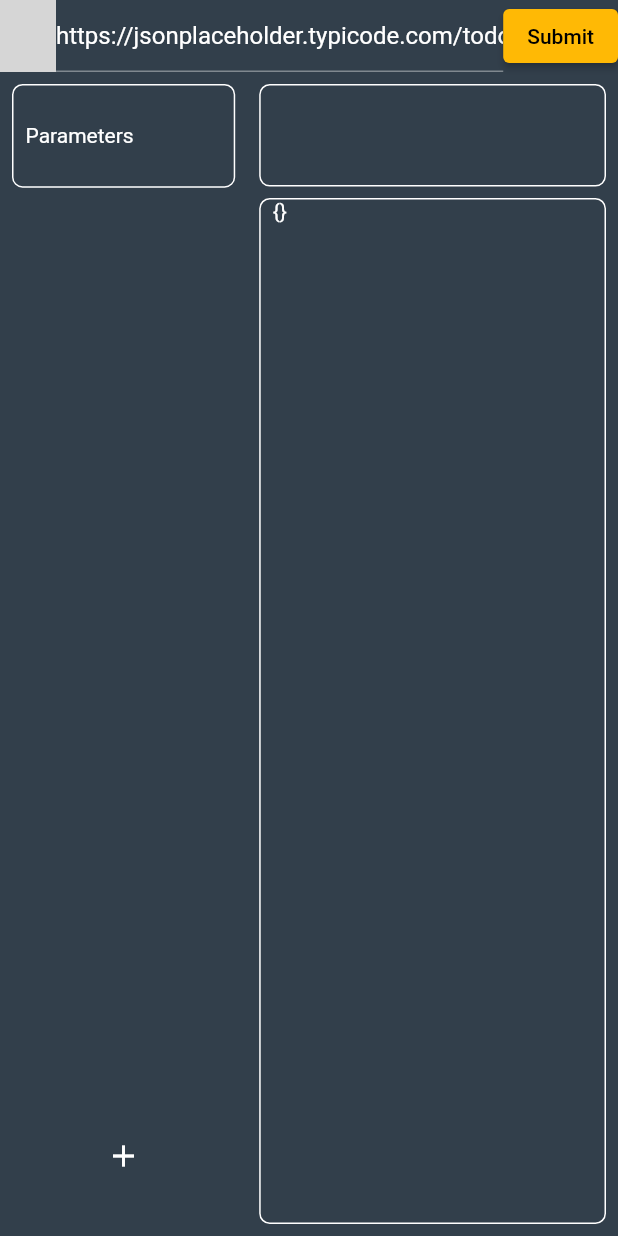
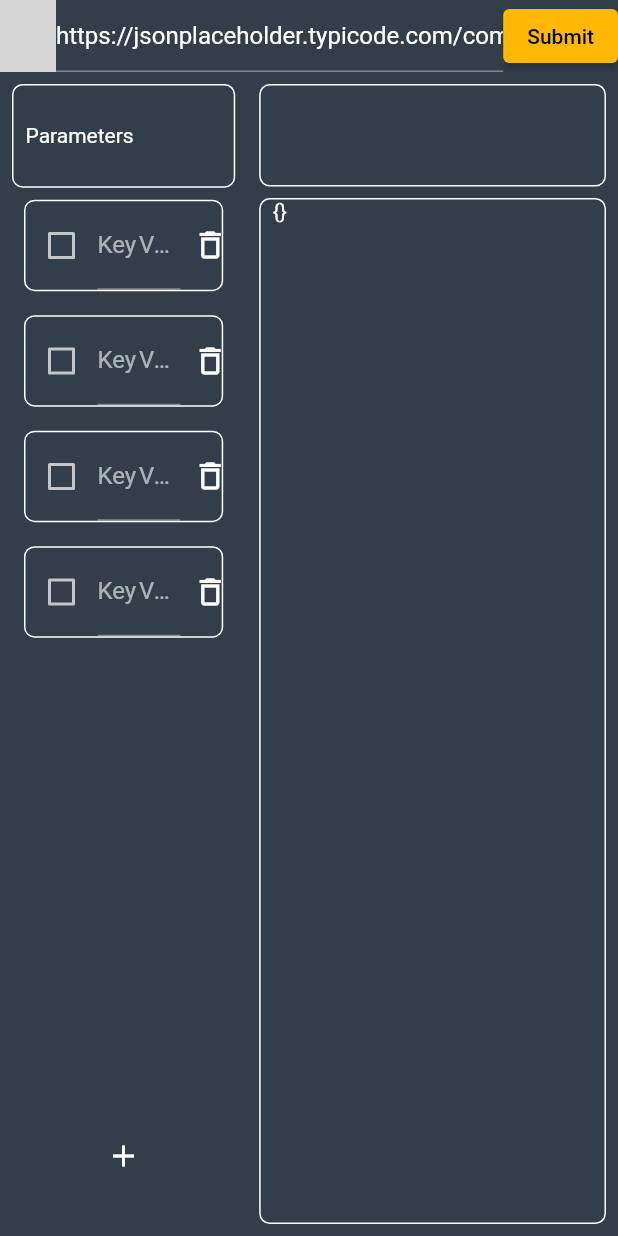
Before and after one commit to mayankkushal/dune, a Flutter app: the screen it shows after launch, on a phone screen of 412 x 824 dp. Run offline on Flutter 3.47's test engine with Material 2 defaults, Android fonts, the phone set to English and light mode, and no system bars; our stand-ins replace flutter_hooks, get, get_storage; missing offline and left inert: search_choices; Roboto replaces fonts that are missing (Montserrat); grey boxes are pictures that could not be loaded.

Commit message:
connect query parameter

```diff
--- a/lib/screens/home/home.dart
+++ b/lib/screens/home/home.dart
@@ -3,58 +3,102 @@ import 'package:flutter_hooks/flutter_hooks.dart';
 import 'package:http/http.dart' as http;
 import 'package:postwoman/screens/home/parameter_input.dart';
 import 'package:postwoman/screens/home/url_section.dart';
+import 'package:provider/provider.dart';
 
 import 'main_section.dart';
 
+enum ParameterInputType { query }
+
+class ParameterInputController with ChangeNotifier {
+  Map<Widget, Map<dynamic, dynamic>> queryParamMap = {};
+
+  Map initialData = {
+    ParameterInputType.query: {'isActive': false, 'key': "", 'value': ""}
+  };
+
+  void removeParameterInput(
+      Map<Widget, Map<dynamic, dynamic>> parameterMap, Widget input) {
+    parameterMap.remove(input);
+    notifyListeners();
+  }
+
+  void addParameterInput(
+      Map<Widget, Map<dynamic, dynamic>> parameterMap, dynamic initial) {
+    parameterMap[new ParameterInput(key: UniqueKey())] = Map.from(initial);
+    notifyListeners();
+  }
+
+  Map<Widget, Map<dynamic, dynamic>> getParameterMap(ParameterInputType type) {
+    switch (type) {
+      case ParameterInputType.query:
+        return queryParamMap;
+    }
+  }
+
+  void addParameter(ParameterInputType type, {count: 1}) {
+    for (var i = 0; i < count; i++) {
+      addParameterInput(
+          getParameterMap(type), initialData[ParameterInputType.query]);
+    }
+  }
+
+  void removeParameter(ParameterInputType type, Widget input) {
+    removeParameterInput(getParameterMap(type), input);
+  }
+
+  void updateValue(
+      ParameterInputType type, Widget input, String key, dynamic value) {
+    getParameterMap(type)[input]![key] = value;
+    notifyListeners();
+  }
+
+  dynamic getValue(ParameterInputType type, Widget input, String key) {
+    return getParameterMap(type)[input]![key];
+  }
+}
+
 class Home extends HookWidget {
-  final urlInputController = TextEditingController();
   final _parameterFormKey = GlobalKey<FormState>();
-
+  final ParameterInputController parameterInputController =
+      ParameterInputController();
   List<String?> keyList = [null];
   List<String?> valueList = [null];
 
   @override
   Widget build(BuildContext context) {
-    final parameterList = useState([]);
     final ValueNotifier<http.Response?> response = useState(null);
+    final urlInputController = useTextEditingController();
 
     useEffect(() {
-      urlInputController.text = "https://jsonplaceholder.typicode.com/todos/1";
+      urlInputController.text = "https://jsonplaceholder.typicode.com/comments";
     });
-
-    void removeParameterInput(Widget input) {
-      parameterList.value.remove(input);
-      parameterList.value = [...parameterList.value];
-    }
-
-    void addParameterInput() {
-      keyList.add(null);
-      valueList.add(null);
-      parameterList.value.add(ParameterInput(
-          keyList, valueList, removeParameterInput,
-          key: UniqueKey()));
-      parameterList.value = [...parameterList.value];
-    }
 
     void fetchRequest() async {
       var client = http.Client();
-      var res = await client.get(Uri.parse(urlInputController.text));
+      var queryParams = <String, dynamic>{};
+      for (var qp in parameterInputController.queryParamMap.values) {
+        if (qp['isActive'] == true) {
+          queryParams[qp['key']] = qp['value'];
+        }
+      }
+      String queryString = Uri(queryParameters: queryParams).query;
+      var res = await client
+          .get(Uri.parse("${urlInputController.text}?$queryString"));
       response.value = res;
     }
 
-    return Scaffold(
+    return ChangeNotifierProvider.value(
+      value: parameterInputController,
+      child: Scaffold(
         body: Column(
           children: [
             UrlSection(
               urlInputController: urlInputController,
               onSubmitPressed: fetchRequest,
             ),
-          MainSection(
-              parameterFormKey: _parameterFormKey,
-              parameterList: parameterList,
-              response: response,
-              onPressed: addParameterInput)
+            MainSection(parameterFormKey: _parameterFormKey, response: response)
           ],
+        ),
       ),
     );
   }
--- a/lib/screens/home/input_pane.dart
+++ b/lib/screens/home/input_pane.dart
@@ -1,20 +1,28 @@
+import 'dart:async';
+
 import 'package:flutter/material.dart';
+import 'package:flutter_hooks/flutter_hooks.dart';
+import 'package:postwoman/screens/home/home.dart';
+import 'package:provider/provider.dart';
 
-class InputPane extends StatelessWidget {
+class InputPane extends HookWidget {
+  final GlobalKey<FormState> _parameterFormKey;
+
   const InputPane({
     Key? key,
     required GlobalKey<FormState> parameterFormKey,
-    required this.parameterList,
-    required this.onPressed,
   })  : _parameterFormKey = parameterFormKey,
         super(key: key);
 
-  final GlobalKey<FormState> _parameterFormKey;
-  final ValueNotifier<List> parameterList;
-  final onPressed;
-
   @override
   Widget build(BuildContext context) {
+    final scrollController = useScrollController();
+    ParameterInputController parameterInputController =
+        Provider.of<ParameterInputController>(context);
+
+    useEffect(() {
+      parameterInputController.addParameter(ParameterInputType.query, count: 4);
+    }, []);
     return Form(
       key: _parameterFormKey,
       child: Container(
@@ -30,7 +38,7 @@ class InputPane extends StatelessWidget {
                       border: Border.all(color: Colors.white),
                       borderRadius: BorderRadius.circular(7)),
                   child: Padding(
-                    padding: const EdgeInsets.all(8.0),
+                    padding: const EdgeInsets.fromLTRB(8.0, 1, 8.0, 1),
                     child: Row(
                       children: [Text('Parameters')],
                     ),
@@ -40,14 +48,22 @@ class InputPane extends StatelessWidget {
               Container(
                 child: Flexible(
                   flex: 9,
-                  child: Column(
-                    children: [...parameterList.value],
+                  child: ListView(
+                    controller: scrollController,
+                    children: [...parameterInputController.queryParamMap.keys],
                   ),
                 ),
               ),
               Flexible(
                 child: IconButton(
-                  onPressed: onPressed,
+                  onPressed: () {
+                    parameterInputController
+                        .addParameter(ParameterInputType.query);
+                    Timer(
+                        Duration(milliseconds: 125),
+                        () => scrollController
+                            .jumpTo(scrollController.position.maxScrollExtent));
+                  },
                   icon: Icon(Icons.add),
                 ),
               )
--- a/lib/screens/home/main_section.dart
+++ b/lib/screens/home/main_section.dart
@@ -6,16 +6,12 @@ class MainSection extends StatelessWidget {
   const MainSection(
       {Key? key,
       required GlobalKey<FormState> parameterFormKey,
-      required this.parameterList,
-      required this.response,
-      required this.onPressed})
+      required this.response})
       : _parameterFormKey = parameterFormKey,
         super(key: key);
 
   final GlobalKey<FormState> _parameterFormKey;
-  final ValueNotifier<List> parameterList;
   final response;
-  final onPressed;
 
   @override
   Widget build(BuildContext context) {
@@ -26,10 +22,7 @@ class MainSection extends StatelessWidget {
           Flexible(
             flex: 4,
             fit: FlexFit.tight,
-            child: InputPane(
-                parameterFormKey: _parameterFormKey,
-                parameterList: parameterList,
-                onPressed: onPressed),
+            child: InputPane(parameterFormKey: _parameterFormKey),
           ),
           Flexible(
               flex: 6,
--- a/lib/screens/home/parameter_input.dart
+++ b/lib/screens/home/parameter_input.dart
@@ -1,41 +1,59 @@
 import 'package:flutter/material.dart';
 import 'package:flutter_hooks/flutter_hooks.dart';
+import 'package:postwoman/screens/home/home.dart';
+import 'package:provider/provider.dart';
 
 class ParameterInput extends HookWidget {
-  final keyList;
-  final valueList;
-  final Function onDelete;
-
-  const ParameterInput(this.keyList, this.valueList, this.onDelete, {Key? key})
-      : super(key: key);
+  const ParameterInput({Key? key}) : super(key: key);
 
   @override
   Widget build(BuildContext context) {
-    final enabled = useState(true);
-    return Container(
+    // final enabled = useState(true);
+    ParameterInputController parameterInputController =
+        Provider.of<ParameterInputController>(context);
+    return Padding(
+      padding: const EdgeInsets.all(8.0),
+      child: Container(
+        decoration: BoxDecoration(
+            border: Border.all(color: Colors.white),
+            borderRadius: BorderRadius.circular(7)),
         child: Row(
           mainAxisAlignment: MainAxisAlignment.spaceBetween,
+          crossAxisAlignment: CrossAxisAlignment.center,
           children: [
             Checkbox(
-              value: enabled.value,
-              onChanged: (_) {
-                enabled.value = !enabled.value;
+                value: parameterInputController.getValue(
+                    ParameterInputType.query, this, 'isActive'),
+                onChanged: (value) {
+                  parameterInputController.updateValue(
+                      ParameterInputType.query, this, 'isActive', value);
                 }),
             Flexible(
               child: TextFormField(
                 decoration: InputDecoration(labelText: 'Key'),
-              onChanged: (value) {},
+                onChanged: (value) {
+                  parameterInputController.updateValue(
+                      ParameterInputType.query, this, 'key', value);
+                  parameterInputController.updateValue(
+                      ParameterInputType.query, this, 'isActive', true);
+                },
               ),
             ),
             Flexible(
               child: TextFormField(
                 decoration: InputDecoration(labelText: 'Value'),
-              onChanged: (value) {},
+                onChanged: (value) {
+                  parameterInputController.updateValue(
+                      ParameterInputType.query, this, 'value', value);
+                  parameterInputController.updateValue(
+                      ParameterInputType.query, this, 'isActive', true);
+                },
               ),
             ),
             Flexible(
               child: IconButton(
-              onPressed: () => onDelete(this),
+                onPressed: () => parameterInputController.removeParameter(
+                    ParameterInputType.query, this),
                 icon: Icon(
                   Icons.delete_outline,
                 ),
@@ -43,6 +61,7 @@ class ParameterInput extends HookWidget {
             ),
           ],
         ),
+      ),
     );
   }
 }
--- a/lib/screens/home/url_section.dart
+++ b/lib/screens/home/url_section.dart
@@ -14,6 +14,8 @@ class UrlSection extends StatelessWidget {
   @override
   Widget build(BuildContext context) {
     return Row(
+      crossAxisAlignment: CrossAxisAlignment.center,
+      mainAxisAlignment: MainAxisAlignment.center,
       children: [
         Flexible(
           flex: 1,
--- a/lib/widgets/json_viewer.dart
+++ b/lib/widgets/json_viewer.dart
@@ -358,7 +358,7 @@ class _JsonArrayViewerState extends State<JsonArrayViewer> {
       }
     }
     return InkWell(
-        child: Text('{}'),
+        child: Text('{${content.keys.length}}'),
         onTap: () {
           setState(() {
             openFlag[index] = !(openFlag[index]);
--- a/pubspec.yaml
+++ b/pubspec.yaml
@@ -23,11 +23,13 @@ environment:
 dependencies:
   flutter:
     sdk: flutter
+  contained_tab_bar_view: ^0.8.0
   cupertino_icons: ^1.0.2
   flutter_hooks: ^0.17.0
   get: ^4.1.4
   get_storage: ^2.0.2
   http: ^0.13.3
+  provider: ^5.0.0
   search_choices: ^2.0.3
 
 dev_dependencies:
```
Also changed, not shown: pubspec.lock. Lines whose indentation alone changed are shown as unchanged.
